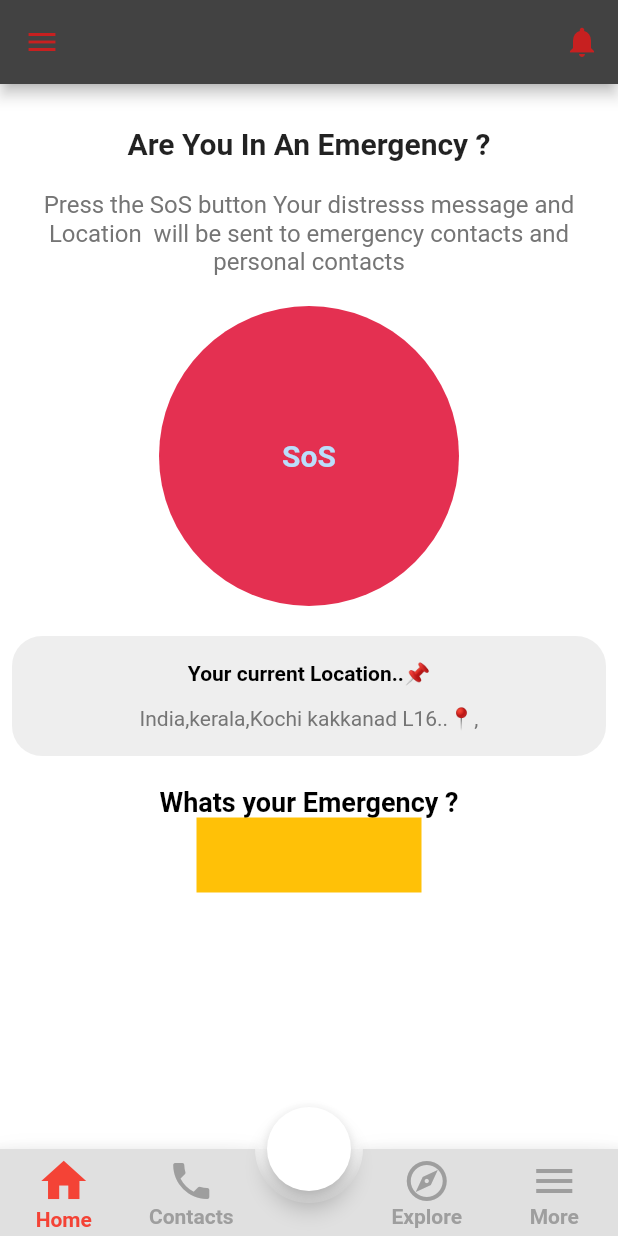
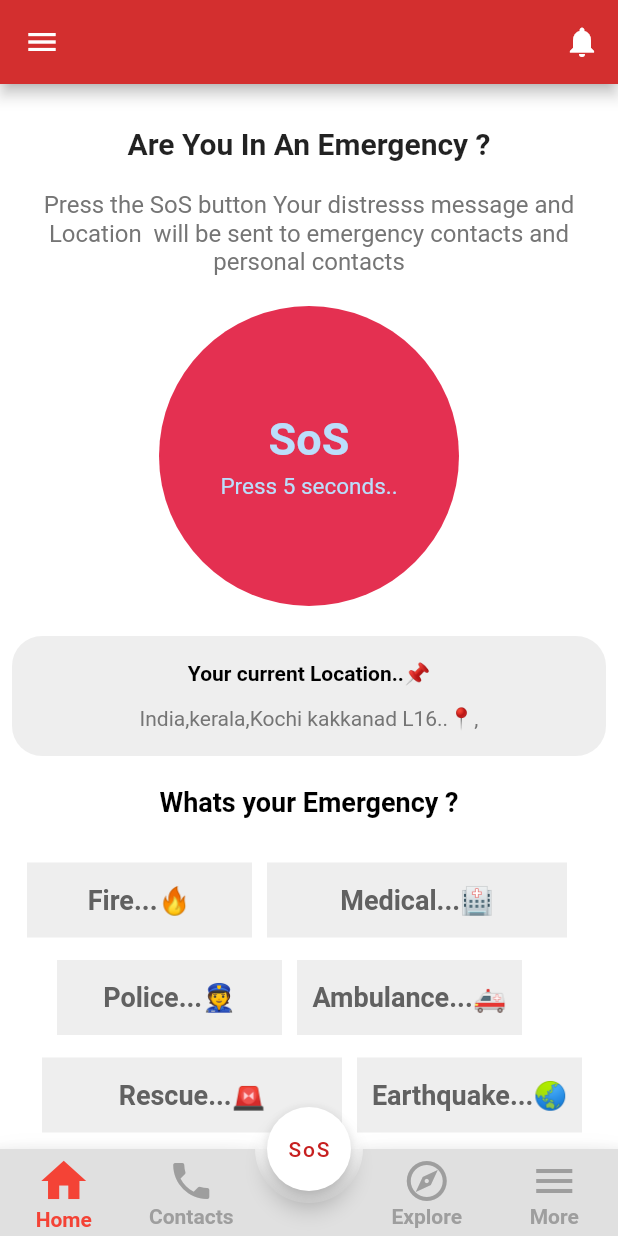
Before and after one commit to HariOp6238/sos, a Flutter app: the screen it shows after launch, on a phone screen of 412 x 824 dp. Run offline on Flutter 3.47's test engine with Material 2 defaults, Android fonts, the phone set to English and light mode, and no system bars; drawn by our look-alikes of stylish_bottom_bar.

Commit message:
homepage added

```diff
--- a/lib/utils/constant/colorconstant/colors.dart
+++ b/lib/utils/constant/colorconstant/colors.dart
@@ -5,4 +5,6 @@ class colorconstant {
   static Color mybutton = Color(0xfffc72020);
   static Color inactivebutton = Color(0xfffe43051);
   static Color font = Colors.black;
+  static Color containerbox = Colors.grey.shade200;
+  static Color secondoryfont = Colors.grey.shade700;
 }
--- a/lib/view/bottomnavigation/bottombar.dart
+++ b/lib/view/bottomnavigation/bottombar.dart
@@ -1,4 +1,5 @@
 import 'package:flutter/material.dart';
+import 'package:sos/utils/constant/colorconstant/colors.dart';
 import 'package:sos/view/contacts/contacts.dart';
 import 'package:sos/view/explore/explore.dart';
 import 'package:sos/view/homepage/homepage.dart';
@@ -91,6 +92,10 @@ class _BottombarState extends State<Bottombar> {
         onPressed: () {
           setState(() {});
         },
+        child: Text(
+          'SoS',
+          style: TextStyle(color: colorconstant.mybutton),
+        ),
         backgroundColor: Colors.white,
       ),
       floatingActionButtonLocation: FloatingActionButtonLocation.centerDocked,
--- a/lib/view/homepage/homepage.dart
+++ b/lib/view/homepage/homepage.dart
@@ -13,18 +13,18 @@ class _HomepageState extends State<Homepage> {
   Widget build(BuildContext context) {
     return Scaffold(
       appBar: AppBar(
-        backgroundColor: Colors.grey.shade800,
+        backgroundColor: Colors.red.shade700,
         actions: [
           IconButton(
             onPressed: () {},
             icon: Icon(Icons.notifications),
-            color: colorconstant.mybutton,
+            color: Colors.white,
           )
         ],
         leading: IconButton(
           onPressed: () {},
           icon: Icon(Icons.menu),
-          color: colorconstant.mybutton,
+          color: Colors.white,
         ),
       ),
       backgroundColor: colorconstant.myprimary,
@@ -66,9 +66,24 @@ class _HomepageState extends State<Homepage> {
               backgroundColor: colorconstant.inactivebutton,
               radius: 100,
               child: Center(
-                child: Text(
-                  'SoS',
-                  style: TextStyle(fontSize: 20, fontWeight: FontWeight.bold),
+                child: Column(
+                  mainAxisAlignment: MainAxisAlignment.center,
+                  children: [
+                    Text(
+                      'SoS',
+                      style:
+                          TextStyle(fontSize: 30, fontWeight: FontWeight.bold),
+                    ),
+                    SizedBox(
+                      height: 5,
+                    ),
+                    Text(
+                      'Press 5 seconds..',
+                      style: TextStyle(
+                        fontSize: 15,
+                      ),
+                    ),
+                  ],
                 ),
               ),
             ),
@@ -77,7 +92,7 @@ class _HomepageState extends State<Homepage> {
             ),
             Container(
               decoration: BoxDecoration(
-                  color: Colors.grey.shade200,
+                  color: colorconstant.containerbox,
                   borderRadius: BorderRadius.circular(20)),
               width: 400,
               height: 80,
@@ -115,10 +130,124 @@ class _HomepageState extends State<Homepage> {
                   fontWeight: FontWeight.bold,
                   fontSize: 18),
             ),
-            Container(
-              height: 50,
-              width: 150,
-              color: Colors.amber,
+            SizedBox(
+              height: 30,
+            ),
+            Column(
+              children: [
+                //  first line emergency column
+                Row(
+                  children: [
+                    SizedBox(
+                      width: 10,
+                    ),
+                    Container(
+                        width: 150,
+                        height: 50,
+                        color: colorconstant.containerbox,
+                        child: Center(
+                            child: Text(
+                          'Fire...🔥',
+                          style: TextStyle(
+                              color: colorconstant.secondoryfont,
+                              fontSize: 18,
+                              fontWeight: FontWeight.bold),
+                        ))),
+                    SizedBox(
+                      width: 10,
+                    ),
+                    Container(
+                        width: 200,
+                        height: 50,
+                        color: colorconstant.containerbox,
+                        child: Center(
+                            child: Text(
+                          'Medical...🏥',
+                          style: TextStyle(
+                              color: colorconstant.secondoryfont,
+                              fontSize: 18,
+                              fontWeight: FontWeight.bold),
+                        )))
+                  ],
+                ),
+                //  second line emergency column
+
+                SizedBox(
+                  height: 15,
+                ),
+                Row(
+                  children: [
+                    SizedBox(
+                      width: 30,
+                    ),
+                    Container(
+                        width: 150,
+                        height: 50,
+                        color: colorconstant.containerbox,
+                        child: Center(
+                            child: Text(
+                          'Police...👮',
+                          style: TextStyle(
+                              color: colorconstant.secondoryfont,
+                              fontSize: 18,
+                              fontWeight: FontWeight.bold),
+                        ))),
+                    SizedBox(
+                      width: 10,
+                    ),
+                    Container(
+                        width: 150,
+                        height: 50,
+                        color: colorconstant.containerbox,
+                        child: Center(
+                            child: Text(
+                          'Ambulance...🚑',
+                          style: TextStyle(
+                              color: colorconstant.secondoryfont,
+                              fontSize: 18,
+                              fontWeight: FontWeight.bold),
+                        )))
+                  ],
+                ),
+// third line emergency coloumn
+                SizedBox(
+                  height: 15,
+                ),
+                Row(
+                  children: [
+                    SizedBox(
+                      width: 20,
+                    ),
+                    Container(
+                        width: 200,
+                        height: 50,
+                        color: colorconstant.containerbox,
+                        child: Center(
+                            child: Text(
+                          'Rescue...🚨',
+                          style: TextStyle(
+                              color: colorconstant.secondoryfont,
+                              fontSize: 18,
+                              fontWeight: FontWeight.bold),
+                        ))),
+                    SizedBox(
+                      width: 10,
+                    ),
+                    Container(
+                        width: 150,
+                        height: 50,
+                        color: colorconstant.containerbox,
+                        child: Center(
+                            child: Text(
+                          'Earthquake...🌏',
+                          style: TextStyle(
+                              color: colorconstant.secondoryfont,
+                              fontSize: 18,
+                              fontWeight: FontWeight.bold),
+                        )))
+                  ],
+                )
+              ],
             )
           ],
         ),
```
